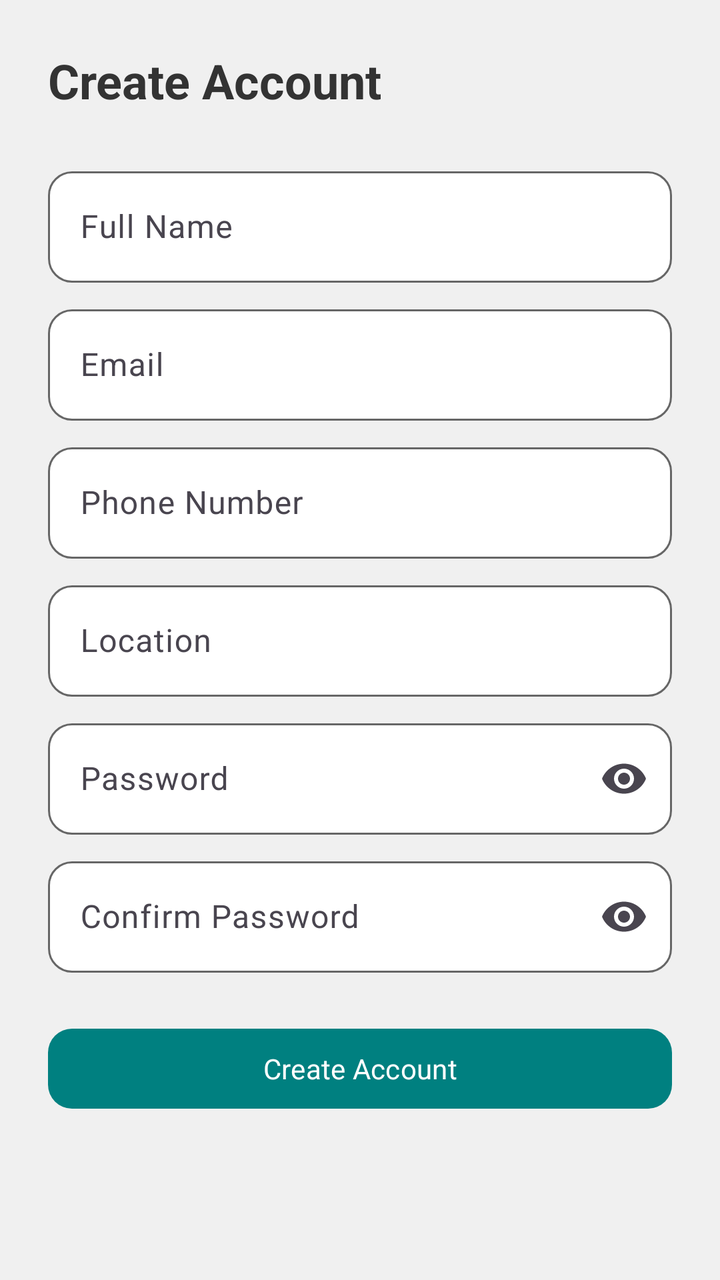
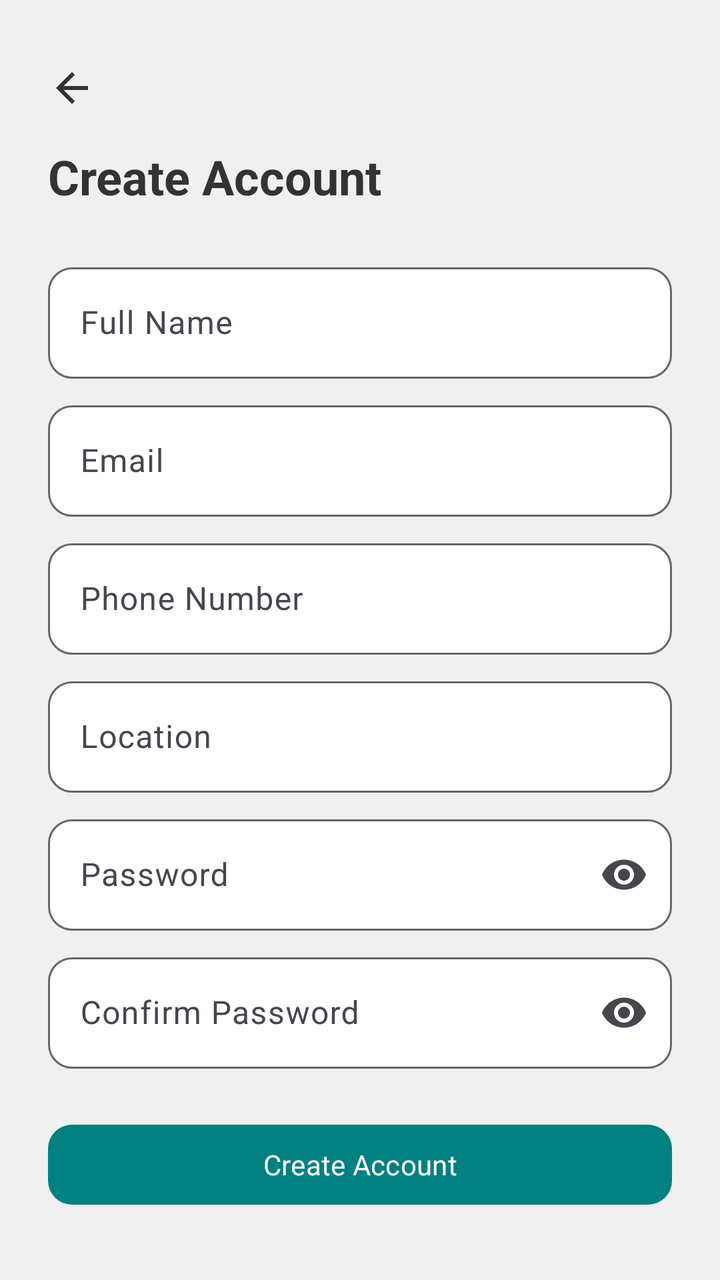

An Android layout rendered at two revisions. The XML below is the earlier revision; the diff shows what the commit changed to produce the second picture.
<!-- AndroidManifest.xml: application theme Theme.HandyProject -->
<!-- res/layout/activity_customer_registration.xml -->
<?xml version="1.0" encoding="utf-8"?>
<ScrollView xmlns:android="http://schemas.android.com/apk/res/android"
    xmlns:app="http://schemas.android.com/apk/res-auto"
    xmlns:tools="http://schemas.android.com/tools"
    android:layout_width="match_parent"
    android:layout_height="match_parent"
    android:background="@color/colorBackground"
    android:fillViewport="true"
    tools:context=".CustomerRegistration">

    <LinearLayout
        android:layout_width="match_parent"
        android:layout_height="wrap_content"
        android:orientation="vertical"
        android:padding="@dimen/padding_large">

        <TextView
            android:layout_width="wrap_content"
            android:layout_height="wrap_content"
            android:layout_marginBottom="@dimen/padding_large"
            android:fontFamily="sans-serif"
            android:text="Create Account"
            android:textColor="@color/colorTextPrimary"
            android:textSize="@dimen/text_size_heading"
            android:textStyle="bold" />

        <com.google.android.material.textfield.TextInputLayout
            android:id="@+id/tilFullName"
            style="@style/Widget.HandyProject.TextInputLayout"
            android:layout_marginBottom="@dimen/padding_small"
            android:hint="Full Name">
            <com.google.android.material.textfield.TextInputEditText
                android:id="@+id/FullNameEditTextText"
                android:layout_width="match_parent"
                android:layout_height="wrap_content"
                android:inputType="textPersonName"
                android:maxLines="1" />
        </com.google.android.material.textfield.TextInputLayout>

        <com.google.android.material.textfield.TextInputLayout
            android:id="@+id/tilEmail"
            style="@style/Widget.HandyProject.TextInputLayout"
            android:layout_marginBottom="@dimen/padding_small"
            android:hint="Email">
            <com.google.android.material.textfield.TextInputEditText
                android:id="@+id/editTextTextEmailAddress"
                android:layout_width="match_parent"
                android:layout_height="wrap_content"
                android:inputType="textEmailAddress"
                android:maxLines="1" />
        </com.google.android.material.textfield.TextInputLayout>

        <com.google.android.material.textfield.TextInputLayout
            android:id="@+id/tilPhone"
            style="@style/Widget.HandyProject.TextInputLayout"
            android:layout_marginBottom="@dimen/padding_small"
            android:hint="Phone Number">
            <com.google.android.material.textfield.TextInputEditText
                android:id="@+id/PhoneNumberEditText"
                android:layout_width="match_parent"
                android:layout_height="wrap_content"
                android:inputType="phone"
                android:maxLines="1" />
        </com.google.android.material.textfield.TextInputLayout>

        <com.google.android.material.textfield.TextInputLayout
            android:id="@+id/tilLocation"
            style="@style/Widget.HandyProject.TextInputLayout"
            android:layout_marginBottom="@dimen/padding_small"
            android:hint="Location">
            <com.google.android.material.textfield.TextInputEditText
                android:id="@+id/LocationEditTextText"
                android:layout_width="match_parent"
                android:layout_height="wrap_content"
                android:inputType="text"
                android:maxLines="1" />
        </com.google.android.material.textfield.TextInputLayout>

        <com.google.android.material.textfield.TextInputLayout
            android:id="@+id/tilPassword"
            style="@style/Widget.HandyProject.TextInputLayout"
            android:layout_marginBottom="@dimen/padding_small"
            android:hint="Password"
            app:endIconMode="password_toggle">
            <com.google.android.material.textfield.TextInputEditText
                android:id="@+id/editTextTextPassword"
                android:layout_width="match_parent"
                android:layout_height="wrap_content"
                android:inputType="textPassword"
                android:maxLines="1" />
        </com.google.android.material.textfield.TextInputLayout>

        <com.google.android.material.textfield.TextInputLayout
            android:id="@+id/tilConfirmPassword"
            style="@style/Widget.HandyProject.TextInputLayout"
            android:layout_marginBottom="@dimen/padding_large"
            android:hint="Confirm Password"
            app:endIconMode="password_toggle">
            <com.google.android.material.textfield.TextInputEditText
                android:id="@+id/ConfirmPasswordEditText"
                android:layout_width="match_parent"
                android:layout_height="wrap_content"
                android:inputType="textPassword"
                android:maxLines="1" />
        </com.google.android.material.textfield.TextInputLayout>

        <com.google.android.material.button.MaterialButton
            android:id="@+id/button"
            style="@style/Widget.HandyProject.Button.Primary"
            android:text="Create Account" />

    </LinearLayout>
</ScrollView>
<!-- resources referenced by this layout -->
<resources>
  <color name="colorBackground">#F0F0F0</color>
  <color name="colorTextPrimary">#333333</color>
  <dimen name="padding_large">24dp</dimen>
  <dimen name="padding_small">8dp</dimen>
  <dimen name="text_size_heading">24sp</dimen>
  <style name="Widget.HandyProject.Button.Primary" parent="Widget.Material3.Button">
          <item name="android:layout_width">match_parent</item>
          <item name="android:layout_height">48dp</item>
          <item name="android:minHeight">48dp</item>
          <item name="android:textColor">@color/white</item>
          <item name="android:textSize">@dimen/text_size_body</item>
          <item name="android:fontFamily">sans-serif</item>
          <item name="backgroundTint">@color/colorPrimary</item>
          <item name="cornerRadius">@dimen/corner_radius</item>
          <item name="shapeAppearance">@style/ShapeAppearance.HandyProject.Rounded</item>
      </style>
  <style name="Widget.HandyProject.TextInputLayout" parent="Widget.Material3.TextInputLayout.OutlinedBox">
          <item name="android:layout_width">match_parent</item>
          <item name="android:layout_height">wrap_content</item>
          <item name="boxBackgroundColor">@color/colorCardBackground</item>
          <item name="boxStrokeColor">@color/input_stroke_color</item>
          <item name="hintTextColor">@color/colorTextSecondary</item>
          <item name="shapeAppearance">@style/ShapeAppearance.HandyProject.Rounded</item>
      </style>
  <style name="Theme.HandyProject" parent="Base.Theme.HandyProject" />
  <color name="white">#FFFFFFFF</color>
  <dimen name="text_size_body">14sp</dimen>
  <color name="colorPrimary">#008080</color>
  <dimen name="corner_radius">12dp</dimen>
  <style name="ShapeAppearance.HandyProject.Rounded" parent="ShapeAppearance.Material3.Corner.Full">
          <item name="cornerFamily">rounded</item>
          <item name="cornerSize">@dimen/corner_radius</item>
      </style>
  <color name="colorCardBackground">#FFFFFF</color>
  <color name="colorTextSecondary">#666666</color>
  <style name="Base.Theme.HandyProject" parent="Theme.Material3.DayNight.NoActionBar">
          <item name="colorPrimary">@color/colorPrimary</item>
          <item name="colorPrimaryDark">@color/colorPrimaryDark</item>
          <item name="colorOnPrimary">@color/white</item>
          <item name="colorSecondary">@color/colorAccent</item>
          <item name="colorOnSecondary">@color/white</item>
          <item name="colorSurface">@color/colorCardBackground</item>
          <item name="colorOnSurface">@color/colorTextPrimary</item>
          <item name="android:colorBackground">@color/colorBackground</item>
          <item name="colorError">@color/colorError</item>
          <item name="colorOnError">@color/white</item>
          <item name="android:textColorPrimary">@color/colorTextPrimary</item>
          <item name="android:textColorSecondary">@color/colorTextSecondary</item>
          <item name="android:fontFamily">sans-serif</item>
      </style>
  <color name="colorPrimaryDark">#006666</color>
  <color name="colorAccent">#008080</color>
  <color name="colorError">#F44336</color>
</resources>

<!-- the commit's change to res/layout/activity_customer_registration.xml (unified diff, before → after) -->
@@ -12,11 +12,24 @@
         android:layout_width="match_parent"
         android:layout_height="wrap_content"
         android:orientation="vertical"
-        android:padding="@dimen/padding_large">
+        android:paddingEnd="@dimen/padding_large"
+        android:paddingBottom="@dimen/padding_large">
+
+        <ImageButton
+            android:id="@+id/btnBack"
+            android:layout_width="@dimen/back_button_size"
+            android:layout_height="@dimen/back_button_size"
+            android:layout_marginStart="@dimen/padding_standard"
+            android:layout_marginTop="@dimen/padding_large"
+            android:background="@android:color/transparent"
+            android:contentDescription="Back"
+            android:src="@drawable/ic_arrow_back" />
 
         <TextView
             android:layout_width="wrap_content"
             android:layout_height="wrap_content"
+            android:layout_marginStart="@dimen/padding_large"
+            android:layout_marginTop="@dimen/padding_small"
             android:layout_marginBottom="@dimen/padding_large"
             android:fontFamily="sans-serif"
             android:text="Create Account"
@@ -27,6 +40,7 @@
         <com.google.android.material.textfield.TextInputLayout
             android:id="@+id/tilFullName"
             style="@style/Widget.HandyProject.TextInputLayout"
+            android:layout_marginStart="@dimen/padding_large"
             android:layout_marginBottom="@dimen/padding_small"
             android:hint="Full Name">
             <com.google.android.material.textfield.TextInputEditText
@@ -40,6 +54,7 @@
         <com.google.android.material.textfield.TextInputLayout
             android:id="@+id/tilEmail"
             style="@style/Widget.HandyProject.TextInputLayout"
+            android:layout_marginStart="@dimen/padding_large"
             android:layout_marginBottom="@dimen/padding_small"
             android:hint="Email">
             <com.google.android.material.textfield.TextInputEditText
@@ -53,6 +68,7 @@
         <com.google.android.material.textfield.TextInputLayout
             android:id="@+id/tilPhone"
             style="@style/Widget.HandyProject.TextInputLayout"
+            android:layout_marginStart="@dimen/padding_large"
             android:layout_marginBottom="@dimen/padding_small"
             android:hint="Phone Number">
             <com.google.android.material.textfield.TextInputEditText
@@ -66,6 +82,7 @@
         <com.google.android.material.textfield.TextInputLayout
             android:id="@+id/tilLocation"
             style="@style/Widget.HandyProject.TextInputLayout"
+            android:layout_marginStart="@dimen/padding_large"
             android:layout_marginBottom="@dimen/padding_small"
             android:hint="Location">
             <com.google.android.material.textfield.TextInputEditText
@@ -79,6 +96,7 @@
         <com.google.android.material.textfield.TextInputLayout
             android:id="@+id/tilPassword"
             style="@style/Widget.HandyProject.TextInputLayout"
+            android:layout_marginStart="@dimen/padding_large"
             android:layout_marginBottom="@dimen/padding_small"
             android:hint="Password"
             app:endIconMode="password_toggle">
@@ -93,6 +111,7 @@
         <com.google.android.material.textfield.TextInputLayout
             android:id="@+id/tilConfirmPassword"
             style="@style/Widget.HandyProject.TextInputLayout"
+            android:layout_marginStart="@dimen/padding_large"
             android:layout_marginBottom="@dimen/padding_large"
             android:hint="Confirm Password"
             app:endIconMode="password_toggle">
@@ -107,6 +126,7 @@
         <com.google.android.material.button.MaterialButton
             android:id="@+id/button"
             style="@style/Widget.HandyProject.Button.Primary"
+            android:layout_marginStart="@dimen/padding_large"
             android:text="Create Account" />
 
     </LinearLayout>
<!-- resource entries referenced after the edit -->
@@ -2,9 +2,22 @@
 <resources>
   <color name="colorBackground">#F0F0F0</color>
   <color name="colorTextPrimary">#333333</color>
+  <dimen name="back_button_size">40dp</dimen>
   <dimen name="padding_large">24dp</dimen>
   <dimen name="padding_small">8dp</dimen>
+  <dimen name="padding_standard">16dp</dimen>
   <dimen name="text_size_heading">24sp</dimen>
+  <!-- drawable ic_arrow_back (drawable) -->
+  <?xml version="1.0" encoding="utf-8"?>
+  <vector xmlns:android="http://schemas.android.com/apk/res/android"
+      android:width="24dp"
+      android:height="24dp"
+      android:viewportWidth="24"
+      android:viewportHeight="24">
+      <path
+          android:fillColor="@color/colorTextPrimary"
+          android:pathData="M20,11H7.83l5.59,-5.59L12,4l-8,8 8,8 1.41,-1.41L7.83,13H20v-2z" />
+  </vector>
   <style name="Widget.HandyProject.Button.Primary" parent="Widget.Material3.Button">
           <item name="android:layout_width">match_parent</item>
           <item name="android:layout_height">48dp</item>
